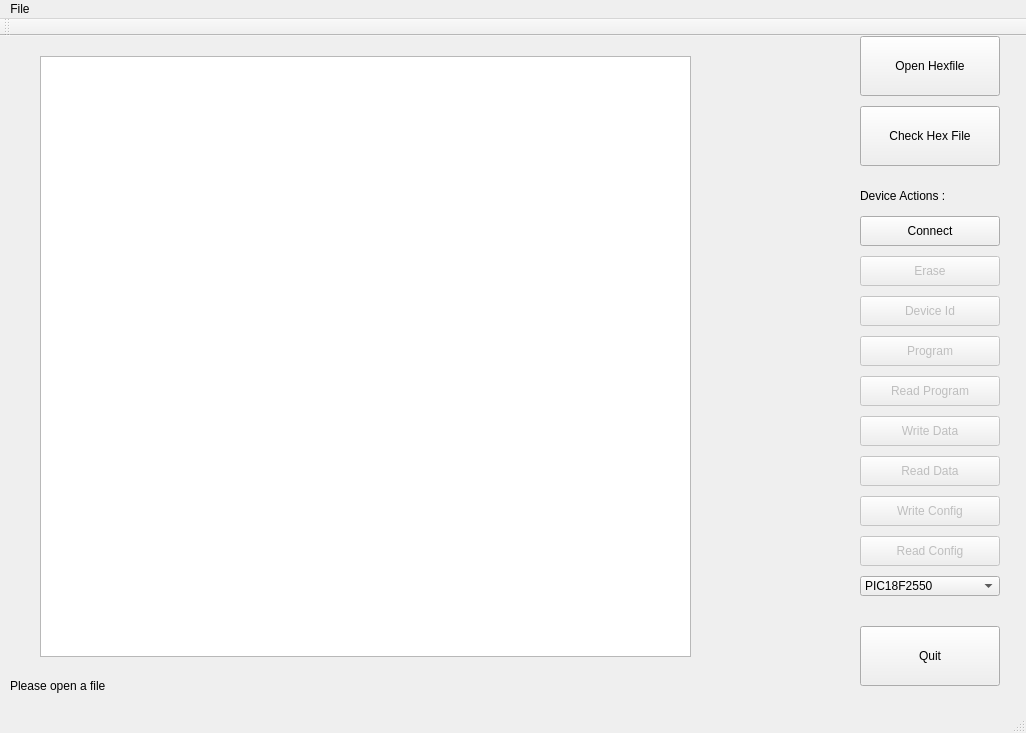
First picture: the form in branches/frans/info/ui/mainwindow.ui, repository fransschreuder/usbpicprog, before the edit.
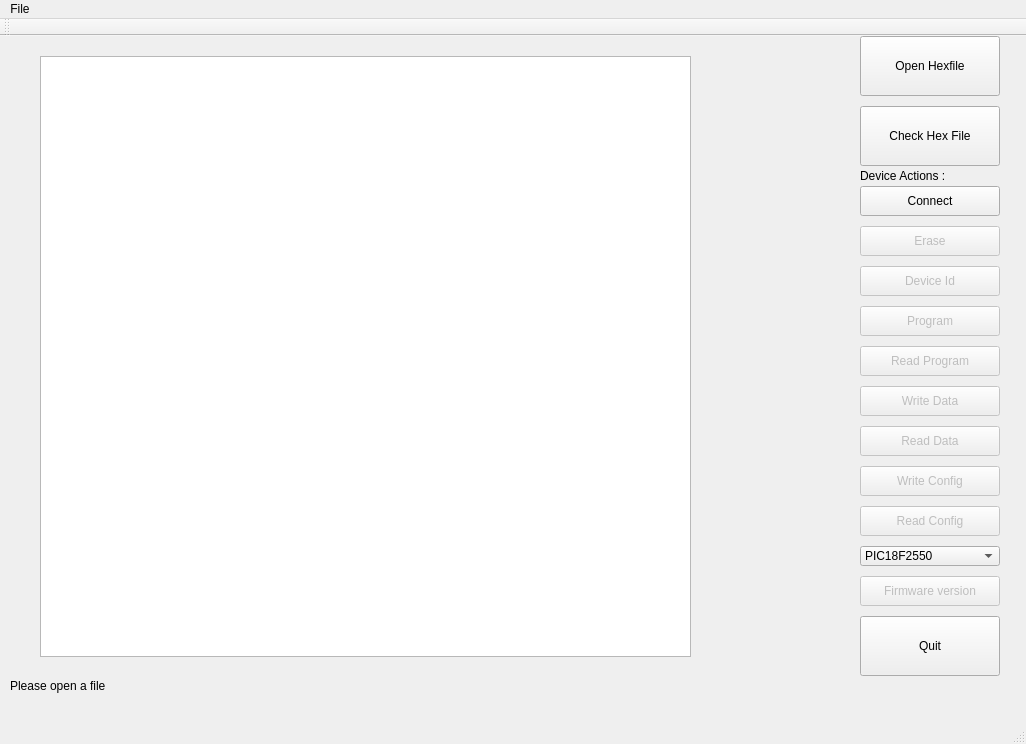
Second picture: the form after the edit.

Commit message: implemented read_version (it produces some corrupted string now...)

The edit to the form file:
```diff
--- a/branches/frans/info/ui/mainwindow.ui
+++ b/branches/frans/info/ui/mainwindow.ui
@@ -6,7 +6,7 @@
     <x>0</x>
     <y>0</y>
     <width>1026</width>
-    <height>733</height>
+    <height>744</height>
    </rect>
   </property>
   <property name="windowTitle" >
@@ -17,7 +17,7 @@
     <property name="geometry" >
      <rect>
       <x>860</x>
-      <y>590</y>
+      <y>580</y>
       <width>140</width>
       <height>60</height>
      </rect>
@@ -46,7 +46,7 @@
     <property name="geometry" >
      <rect>
       <x>860</x>
-      <y>300</y>
+      <y>270</y>
       <width>140</width>
       <height>30</height>
      </rect>
@@ -62,7 +62,7 @@
     <property name="geometry" >
      <rect>
       <x>860</x>
-      <y>340</y>
+      <y>310</y>
       <width>140</width>
       <height>30</height>
      </rect>
@@ -111,7 +111,7 @@
     <property name="geometry" >
      <rect>
       <x>860</x>
-      <y>180</y>
+      <y>150</y>
       <width>140</width>
       <height>30</height>
      </rect>
@@ -127,7 +127,7 @@
     <property name="geometry" >
      <rect>
       <x>860</x>
-      <y>220</y>
+      <y>190</y>
       <width>140</width>
       <height>30</height>
      </rect>
@@ -140,7 +140,7 @@
     <property name="geometry" >
      <rect>
       <x>860</x>
-      <y>150</y>
+      <y>130</y>
       <width>141</width>
       <height>20</height>
      </rect>
@@ -156,7 +156,7 @@
     <property name="geometry" >
      <rect>
       <x>860</x>
-      <y>260</y>
+      <y>230</y>
       <width>140</width>
       <height>30</height>
      </rect>
@@ -172,7 +172,7 @@
     <property name="geometry" >
      <rect>
       <x>860</x>
-      <y>380</y>
+      <y>350</y>
       <width>140</width>
       <height>30</height>
      </rect>
@@ -188,7 +188,7 @@
     <property name="geometry" >
      <rect>
       <x>860</x>
-      <y>420</y>
+      <y>390</y>
       <width>140</width>
       <height>30</height>
      </rect>
@@ -204,7 +204,7 @@
     <property name="geometry" >
      <rect>
       <x>860</x>
-      <y>460</y>
+      <y>430</y>
       <width>140</width>
       <height>30</height>
      </rect>
@@ -220,7 +220,7 @@
     <property name="geometry" >
      <rect>
       <x>860</x>
-      <y>500</y>
+      <y>470</y>
       <width>140</width>
       <height>30</height>
      </rect>
@@ -233,7 +233,7 @@
     <property name="geometry" >
      <rect>
       <x>860</x>
-      <y>540</y>
+      <y>510</y>
       <width>140</width>
       <height>20</height>
      </rect>
@@ -254,6 +254,22 @@
      </property>
     </item>
    </widget>
+   <widget class="QPushButton" name="versionButton" >
+    <property name="enabled" >
+     <bool>false</bool>
+    </property>
+    <property name="geometry" >
+     <rect>
+      <x>860</x>
+      <y>540</y>
+      <width>140</width>
+      <height>30</height>
+     </rect>
+    </property>
+    <property name="text" >
+     <string>Firmware version</string>
+    </property>
+   </widget>
   </widget>
   <widget class="QMenuBar" name="menubar" >
    <property name="geometry" >
```
The commit also changes 10 other files.
